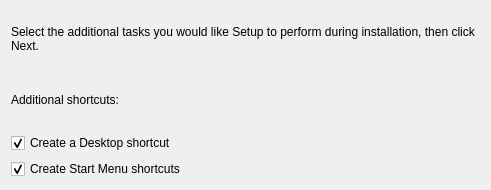
First picture: the form in resources/qtifw/packages/meta/shortcutcheckboxwidget.ui, repository horar/strata-host-core, before the edit.
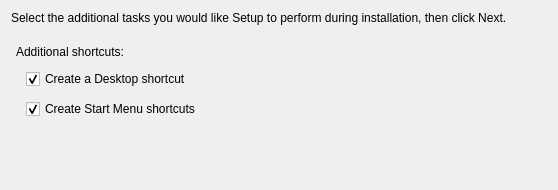
Second picture: the form after the edit.

```diff
--- a/resources/qtifw/packages/meta/shortcutcheckboxwidget.ui
+++ b/resources/qtifw/packages/meta/shortcutcheckboxwidget.ui
@@ -14,7 +14,7 @@
    <rect>
     <x>0</x>
     <y>0</y>
-    <width>491</width>
+    <width>558</width>
     <height>190</height>
    </rect>
   </property>
@@ -29,6 +29,11 @@
   </property>
   <layout class="QVBoxLayout" name="verticalLayout">
    <item>
+    <layout class="QVBoxLayout" name="verticalLayout_2">
+     <property name="spacing">
+      <number>20</number>
+     </property>
+     <item>
     <widget class="QLabel" name="DescriptionLabel">
      <property name="text">
       <string>Select the additional tasks you would like Setup to perform during installation, then click Next.</string>
@@ -39,6 +44,14 @@
     </widget>
    </item>
    <item>
+      <layout class="QVBoxLayout" name="verticalLayout_3">
+       <property name="spacing">
+        <number>10</number>
+       </property>
+       <property name="leftMargin">
+        <number>5</number>
+       </property>
+       <item>
     <widget class="QLabel" name="OptionLabel">
      <property name="text">
       <string>Additional shortcuts:</string>
@@ -46,6 +59,11 @@
     </widget>
    </item>
    <item>
+        <layout class="QVBoxLayout" name="verticalLayout_4">
+         <property name="leftMargin">
+          <number>10</number>
+         </property>
+         <item>
     <widget class="QCheckBox" name="desktopCheckBox">
      <property name="text">
       <string>Create a Desktop shortcut</string>
@@ -70,6 +88,25 @@
       <bool>false</bool>
      </property>
     </widget>
+         </item>
+        </layout>
+       </item>
+      </layout>
+     </item>
+    </layout>
+   </item>
+   <item>
+    <spacer name="verticalSpacer">
+     <property name="orientation">
+      <enum>Qt::Vertical</enum>
+     </property>
+     <property name="sizeHint" stdset="0">
+      <size>
+       <width>20</width>
+       <height>40</height>
+      </size>
+     </property>
+    </spacer>
    </item>
   </layout>
  </widget>
```
Lines whose indentation alone changed are shown as unchanged.
